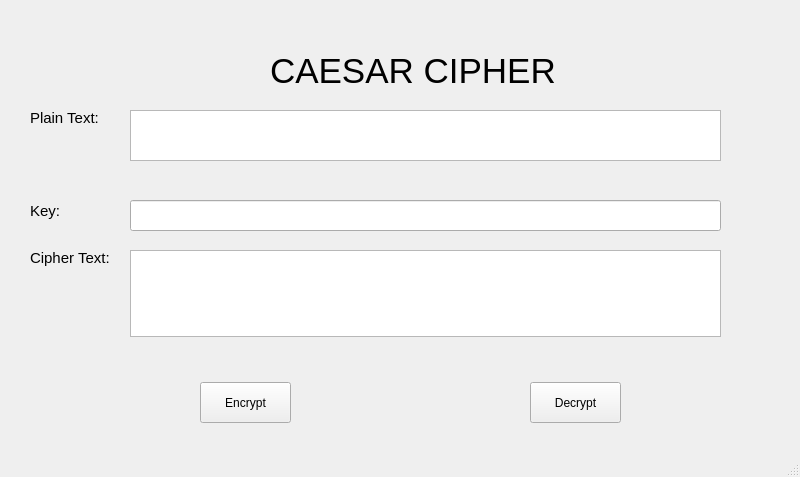
Before: the Qt Designer form lab_03/ui/caesar.ui in Suny025/BMTTNC-Hutech-2380601589, drawn with Qt 5.
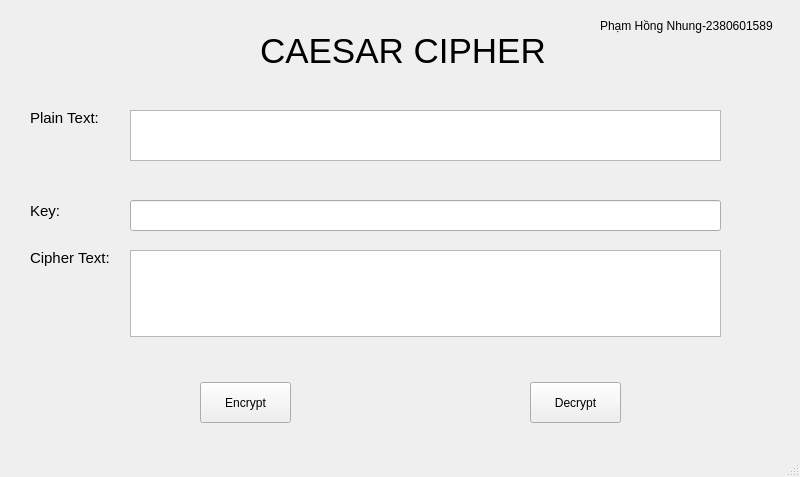
After: the same form once the commit is applied.

Patch:
```diff
--- a/lab_03/ui/caesar.ui
+++ b/lab_03/ui/caesar.ui
@@ -30,8 +30,8 @@
    <widget class="QLabel" name="CAESARCHER">
     <property name="geometry">
      <rect>
-      <x>270</x>
-      <y>40</y>
+      <x>260</x>
+      <y>20</y>
       <width>321</width>
       <height>61</height>
      </rect>
@@ -142,6 +142,19 @@
      </rect>
     </property>
    </widget>
+   <widget class="QLabel" name="label_4">
+    <property name="geometry">
+     <rect>
+      <x>600</x>
+      <y>10</y>
+      <width>191</width>
+      <height>31</height>
+     </rect>
+    </property>
+    <property name="text">
+     <string>Phạm Hồng Nhung-2380601589</string>
+    </property>
+   </widget>
   </widget>
   <widget class="QMenuBar" name="menubar">
    <property name="geometry">
```
Left out of the diff: 2 changed lines with no effect on the pictures.
